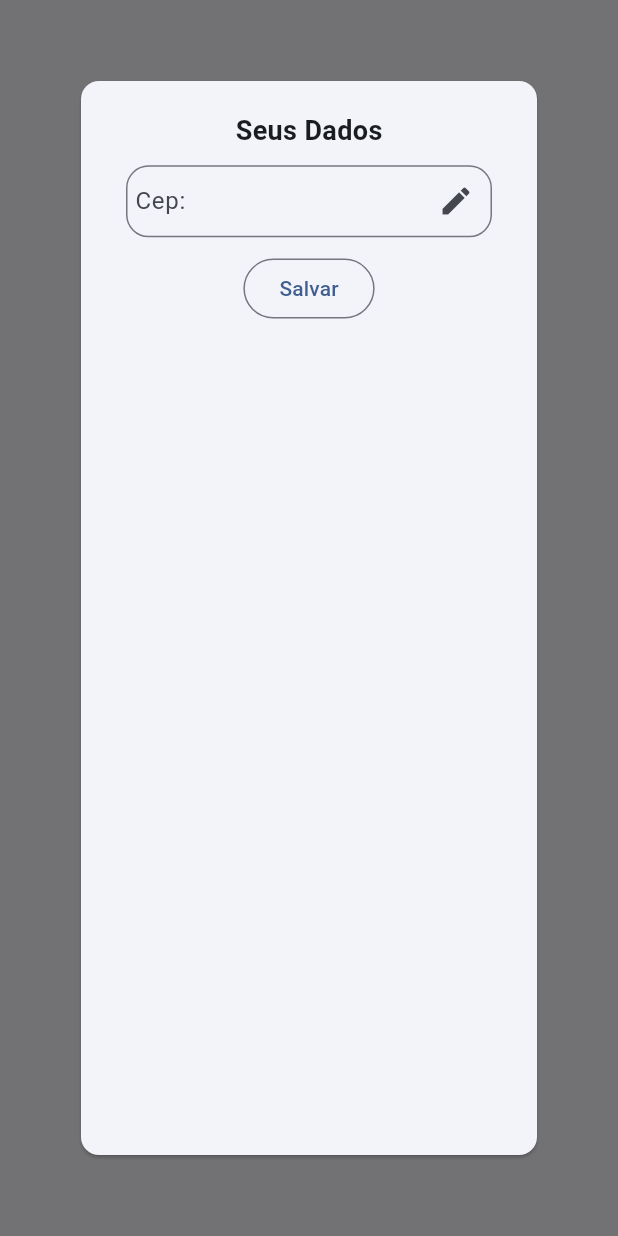
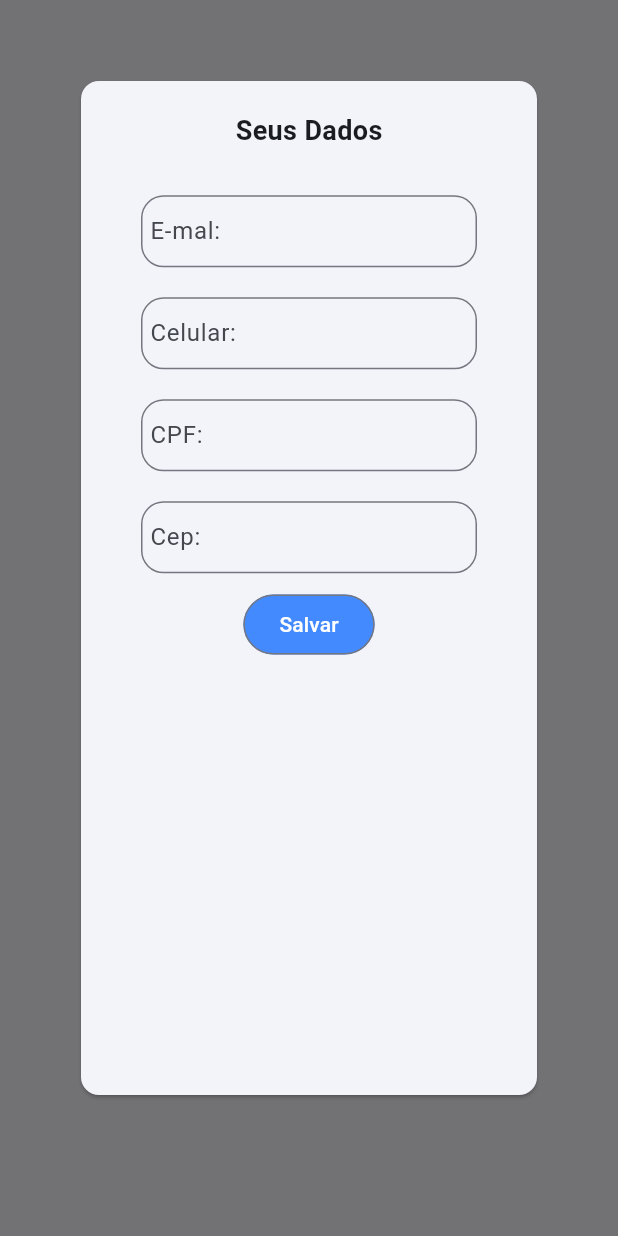
Before and after one commit to gabyferr/agendamento, a Flutter app: what modalEditar() shows on an empty page, opened directly, on a phone screen of 412 x 824 dp. Run offline on Flutter 3.47's test engine with Material 2 defaults, Android fonts, the light colour scheme and no system bars; our stand-ins replace brasil_fields, cloud_firestore, firebase_auth, firebase_core, flutter_modular, rx_notifier; missing offline and left inert: cloud_firestore_web, dart_date, firebase_core_web; accounts and stored records are empty.

Commit message:
Alterações

```diff
--- a/lib/app/modules/menu/drwer_usuario.dart
+++ b/lib/app/modules/menu/drwer_usuario.dart
@@ -1,10 +1,23 @@
+import 'package:agendamento/app/modules/usuario/usuario_controller.dart';
 import 'package:flutter/material.dart';
 import 'package:flutter_modular/flutter_modular.dart';
+import '../usuario/usuario_model.dart';
 
-class DrawerUsuario extends StatelessWidget {
+class DrawerUsuario extends StatefulWidget {
   const DrawerUsuario({super.key});
 
   @override
+  State<DrawerUsuario> createState() => _DrawerUsuarioState();
+}
+
+class _DrawerUsuarioState extends State<DrawerUsuario> {
+  late UsuarioModel usuario;
+  @override
+  void initState() {
+    usuario = UsuarioModel();
+    super.initState();
+  }
+
   Widget build(BuildContext context) {
     return Drawer(
       child: ListView(
@@ -74,9 +87,18 @@ class DrawerUsuario extends StatelessWidget {
             child: Column(
               crossAxisAlignment: CrossAxisAlignment.center,
               children: [
+                Row(
+                  children: [
+                    SizedBox(width: 20),
                     Text(
                       "Minhas informações:",
                       style: TextStyle(fontSize: 16, fontWeight: FontWeight.w400),
+                    ),
+                    SizedBox(width: 50),
+                    IconButton(onPressed: (){
+                    modalEditar(context);
+                    }, icon: Icon(Icons.edit)),
+                  ],
                 ),
                 SizedBox(height: 10),
                 Divider(
@@ -92,10 +114,6 @@ class DrawerUsuario extends StatelessWidget {
                       border: OutlineInputBorder(
                           borderRadius: BorderRadius.all(Radius.circular(15))),
                       labelText: "E-mal:",
-                      suffixIcon: IconButton(
-                        onPressed: () {},
-                        icon: Icon(Icons.edit),
-                      ),
                       contentPadding: EdgeInsets.all(2),
                     ),
                   ),
@@ -109,10 +127,6 @@ class DrawerUsuario extends StatelessWidget {
                       border: OutlineInputBorder(
                           borderRadius: BorderRadius.all(Radius.circular(15))),
                       labelText: "Celular:",
-                      suffixIcon: IconButton(
-                        onPressed: () {},
-                        icon: Icon(Icons.edit),
-                      ),
                       contentPadding: EdgeInsets.all(2),
                     ),
                   ),
@@ -126,10 +140,6 @@ class DrawerUsuario extends StatelessWidget {
                       border: OutlineInputBorder(
                           borderRadius: BorderRadius.all(Radius.circular(15))),
                       labelText: "CPF:",
-                      suffixIcon: IconButton(
-                        onPressed: () {},
-                        icon: Icon(Icons.edit),
-                      ),
                       contentPadding: EdgeInsets.all(2),
                     ),
                   ),
@@ -143,12 +153,6 @@ class DrawerUsuario extends StatelessWidget {
                       border: OutlineInputBorder(
                           borderRadius: BorderRadius.all(Radius.circular(15))),
                       labelText: "Cep:",
-                      suffixIcon: IconButton(
-                        onPressed: () {
-                          modalEditar(context);
-                        },
-                        icon: Icon(Icons.edit),
-                      ),
                       contentPadding: EdgeInsets.all(2),
                     ),
                   ),
@@ -163,11 +167,15 @@ class DrawerUsuario extends StatelessWidget {
 }
 
 modalEditar(context) {
+  final _modalEditar = GlobalKey<FormState>();
+  late UsuarioModel usuario;
+
   showDialog(
     context: context,
     builder: (context) => Padding(
-      padding: const EdgeInsets.all(50.0),
+      padding: const EdgeInsets.only(bottom:90, left: 50, right: 50, top: 50,),
       child: Card(
+        key: _modalEditar,
         child: ListView(
           children: [
             Padding(
@@ -180,26 +188,80 @@ modalEditar(context) {
                     "Seus Dados",
                     style: TextStyle(fontSize: 18, fontWeight: FontWeight.bold),
                   ),
-                  TextFormField(
+                Column(
+                  children: [
+                          Padding(
+                  padding: const EdgeInsets.only(top: 20, left: 10, right: 10),
+                    child: TextFormField(
+                    strutStyle: StrutStyle(),
+                    readOnly: true,
+                    decoration: InputDecoration(
+                      border: OutlineInputBorder(
+                          borderRadius: BorderRadius.all(Radius.circular(15))),
+                      labelText: "E-mal:",
+                      contentPadding: EdgeInsets.all(2),
+                    ),
+                  ),
+                ),
+                Padding(
+                  padding: const EdgeInsets.only(top: 20, left: 10, right: 10),
+                    child: TextFormField(
+                    strutStyle: StrutStyle(),
+                    readOnly: true,
+                    decoration: InputDecoration(
+                      border: OutlineInputBorder(
+                          borderRadius: BorderRadius.all(Radius.circular(15))),
+                      labelText: "Celular:",
+                      contentPadding: EdgeInsets.all(2),
+                    ),
+                  ),
+                ),
+                Padding(
+                  padding: const EdgeInsets.only(top: 20, left: 10, right: 10),
+                    child: TextFormField(
+                      strutStyle: StrutStyle(),
+                      readOnly: true,
+                    decoration: InputDecoration(
+                      border: OutlineInputBorder(
+                        borderRadius: BorderRadius.all(Radius.circular(15))),
+                      labelText: "CPF:",
+                      contentPadding: EdgeInsets.all(2),
+                    ),
+                  ),
+                ),
+                Padding(
+                  padding: const EdgeInsets.only(top: 20, left: 10, right: 10),
+                  child: TextFormField(
                     strutStyle: StrutStyle(),
                     readOnly: true,
                     decoration: InputDecoration(
                       border: OutlineInputBorder(
                           borderRadius: BorderRadius.all(Radius.circular(15))),
                       labelText: "Cep:",
-                      suffixIcon: IconButton(
-                        onPressed: () {},
-                        icon: Icon(Icons.edit),
-                      ),
                       contentPadding: EdgeInsets.all(2),
                     ),
                   ),
+                ),
+              ],
+            ),
                  Container(
                       child: OutlinedButton(
+                        style: ButtonStyle(
+                          backgroundColor:
+                            MaterialStateProperty.all(Colors.blueAccent)),
                               onPressed: () {
+                                if (!_modalEditar.currentState!.validate()) {
+                                return;
+                              }
+                              // Modular.get<UsuarioController>().save(usuario);
                               Modular.to.pop();
                               },
-                        child: Text('Salvar')),
+                      child: Text('Salvar',
+                        style: TextStyle(
+                            color: Colors.white,
+                        ),
+                      ),
+                    ),
                   ),
                 ],
               ),
```
Also changed, not shown: 3 other files. Lines whose indentation alone changed are shown as unchanged.
